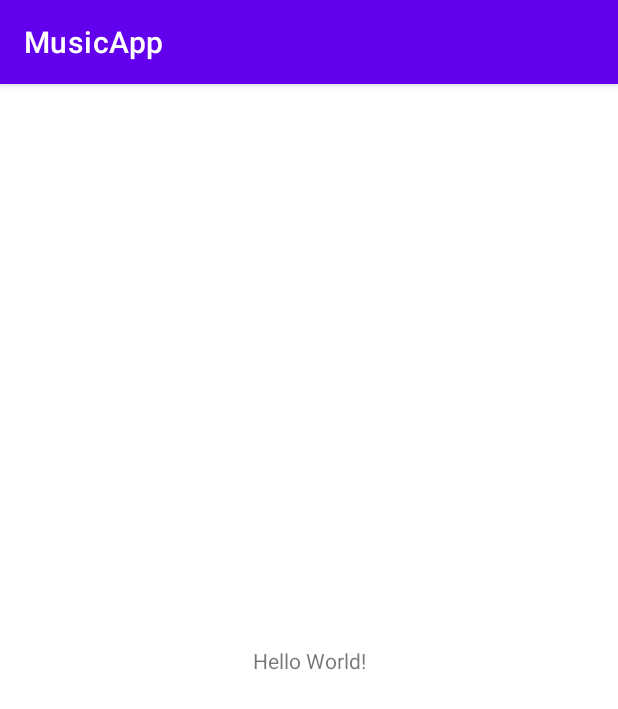
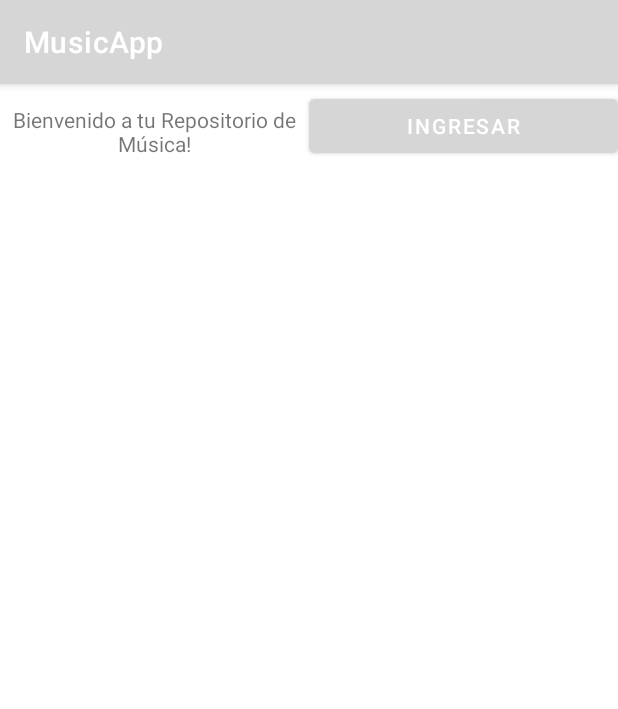
Before and after one commit to jmcasal-ar/music-app, an Android app: the screen it shows after launch (MainActivity before the commit, WelcomeActivity after it), on a phone screen of 412 x 824 dp. Shown: the top 709 px of the screen. Run offline under Robolectric (Android 15) with nearby library versions, the phone set to English and light mode, and no system bars.

```diff
--- a/app/src/main/AndroidManifest.xml
+++ b/app/src/main/AndroidManifest.xml
@@ -9,7 +9,8 @@
         android:roundIcon="@mipmap/ic_launcher_round"
         android:supportsRtl="true"
         android:theme="@style/Theme.MusicApp">
-        <activity android:name=".MainActivity">
+        <activity android:name=".MainActivity"></activity>
+        <activity android:name=".WelcomeActivity">
             <intent-filter>
                 <action android:name="android.intent.action.MAIN" />
 
--- /dev/null
+++ b/app/src/main/java/com/example/musicapp/WelcomeActivity.kt
@@ -0,0 +1,31 @@
+package com.example.musicapp
+
+import android.content.Intent
+import androidx.appcompat.app.AppCompatActivity
+import android.os.Bundle
+import android.widget.Button
+import android.widget.TextView
+
+class WelcomeActivity : AppCompatActivity() {
+    private lateinit var  tvWelcome: TextView
+    private lateinit var btnIngresar: Button
+
+    override fun onCreate(savedInstanceState: Bundle?) {
+        super.onCreate(savedInstanceState)
+        setContentView(R.layout.activity_werlcome)
+
+        setupUI()
+    }
+
+    private fun setupUI() {
+        tvWelcome = findViewById(R.id.tvWelcome)
+        btnIngresar = findViewById(R.id.btnIngresar)
+
+        btnIngresar.setOnClickListener { ingresarApp() }
+    }
+
+    private fun ingresarApp() {
+        val intent = Intent(this, MainActivity::class.java)
+        startActivity(intent)
+    }
+}
--- /dev/null
+++ b/app/src/main/java/com/example/musicapp/db/DBConstants.kt
@@ -0,0 +1,4 @@
+package com.example.musicapp.db
+
+const val DB_NAME = "Steam"
+const val DB_VERSION = 1
--- /dev/null
+++ b/app/src/main/res/layout/activity_werlcome.xml
@@ -0,0 +1,24 @@
+<?xml version="1.0" encoding="utf-8"?>
+<LinearLayout xmlns:android="http://schemas.android.com/apk/res/android"
+    xmlns:app="http://schemas.android.com/apk/res-auto"
+    xmlns:tools="http://schemas.android.com/tools"
+    android:layout_width="match_parent"
+    android:layout_height="match_parent"
+    tools:context=".WelcomeActivity">
+
+    <TextView
+        android:id="@+id/tvWelcome"
+        android:layout_width="match_parent"
+        android:layout_height="wrap_content"
+        android:layout_weight="1"
+        android:gravity="center|center_vertical"
+        android:text="Bienvenido a tu Repositorio de Música!" />
+
+    <Button
+        android:id="@+id/btnIngresar"
+        android:layout_width="match_parent"
+        android:layout_height="wrap_content"
+        android:layout_marginTop="4dp"
+        android:layout_weight="1"
+        android:text="Ingresar" />
+</LinearLayout>
--- a/app/src/main/res/values/colors.xml
+++ b/app/src/main/res/values/colors.xml
@@ -1,10 +1,10 @@
 <?xml version="1.0" encoding="utf-8"?>
 <resources>
-    <color name="purple_200">#FFBB86FC</color>
-    <color name="purple_500">#FF6200EE</color>
-    <color name="purple_700">#FF3700B3</color>
-    <color name="teal_200">#FF03DAC5</color>
-    <color name="teal_700">#FF018786</color>
-    <color name="black">#FF000000</color>
-    <color name="white">#FFFFFFFF</color>
+    <color name="colorPrimary">#9C27B0</color>
+    <color name="colorPrimaryDark">#7B1FA2</color>
+    <color name="colorAccent">#CE93D8</color>
+    <color name="default_background">#F3E5F5</color>
+    <color name="white">#ffff</color>
+    <color name="discount">#939393</color>
+    <color name="discount_percent">#4D962B</color>
 </resources>
```
Also changed, not shown: app/build.gradle (+7 -0 lines), app/src/main/java/com/example/musicapp/MainActivity.kt (+70 -1 lines), app/src/main/java/com/example/musicapp/Song.kt (added, +23 -0 lines), app/src/main/java/com/example/musicapp/SongAdapter.kt (added, +58 -0 lines), app/src/main/java/com/example/musicapp/db/DBHelper.kt (added, +29 -0 lines), app/src/main/java/com/example/musicapp/db/SongsRepository.kt (added, +28 -0 lines), app/src/main/res/layout/activity_main.xml (+29 -10 lines), app/src/main/res/layout/item_song.xml (added, +59 -0 lines), app/src/main/res/values/styles.xml (added, +13 -0 lines), gradle/wrapper/gradle-wrapper.properties.
